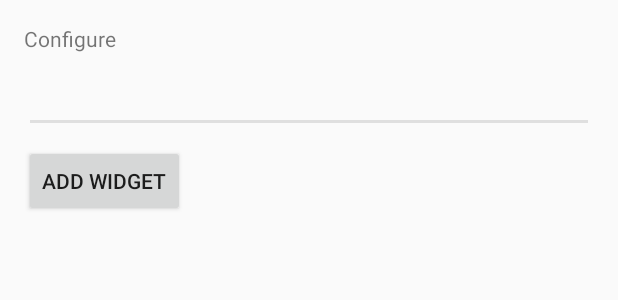
After one commit to lukeforit/nano-baking, an Android app: the layout recipe_widget_configure.xml on its own in the app's theme, with its tools: preview values and no code run, on a phone screen of 412 x 824 dp. The commit adds this screen. Shown: the top 300 px of the screen. Run offline under Robolectric (Android 15) with nearby library versions, the phone set to English and light mode, and no system bars.

Commit message:
Widget - fetch data and stub configure activity

```diff
--- /dev/null
+++ b/app/src/main/res/layout/recipe_widget_configure.xml
@@ -0,0 +1,27 @@
+<?xml version="1.0" encoding="utf-8"?>
+<LinearLayout xmlns:android="http://schemas.android.com/apk/res/android"
+    android:layout_width="match_parent"
+    android:layout_height="wrap_content"
+    android:orientation="vertical"
+    android:padding="16dp">
+
+    <TextView
+        android:layout_width="match_parent"
+        android:layout_height="wrap_content"
+        android:layout_marginBottom="8dp"
+        android:text="@string/configure" />
+
+    <EditText
+        android:id="@+id/appwidget_text"
+        android:layout_width="match_parent"
+        android:layout_height="wrap_content"
+        android:inputType="text" />
+
+    <Button
+        android:id="@+id/add_button"
+        android:layout_width="wrap_content"
+        android:layout_height="wrap_content"
+        android:layout_marginTop="8dp"
+        android:text="@string/add_widget" />
+
+</LinearLayout>
--- a/app/src/main/res/values/strings.xml
+++ b/app/src/main/res/values/strings.xml
@@ -17,4 +17,5 @@
     <string name="notification_channel" translatable="false">notification_channel_recipe_video</string>
     <string name="appwidget_text">EXAMPLE</string>
     <string name="add_widget">Add widget</string>
+    <string name="configure">Configure</string>
 </resources>
```
Also changed, not shown: app/src/main/AndroidManifest.xml (+15 -2 lines), app/src/main/java/com/rabbit/green/baking/app/recipes/widget/RecipeIngredientsIntentService.java (added, +69 -0 lines), app/src/main/java/com/rabbit/green/baking/app/recipes/widget/RecipeWidget.java (+7 -3 lines), app/src/main/java/com/rabbit/green/baking/app/recipes/widget/RecipeWidgetConfigureActivity.java (added, +100 -0 lines).
